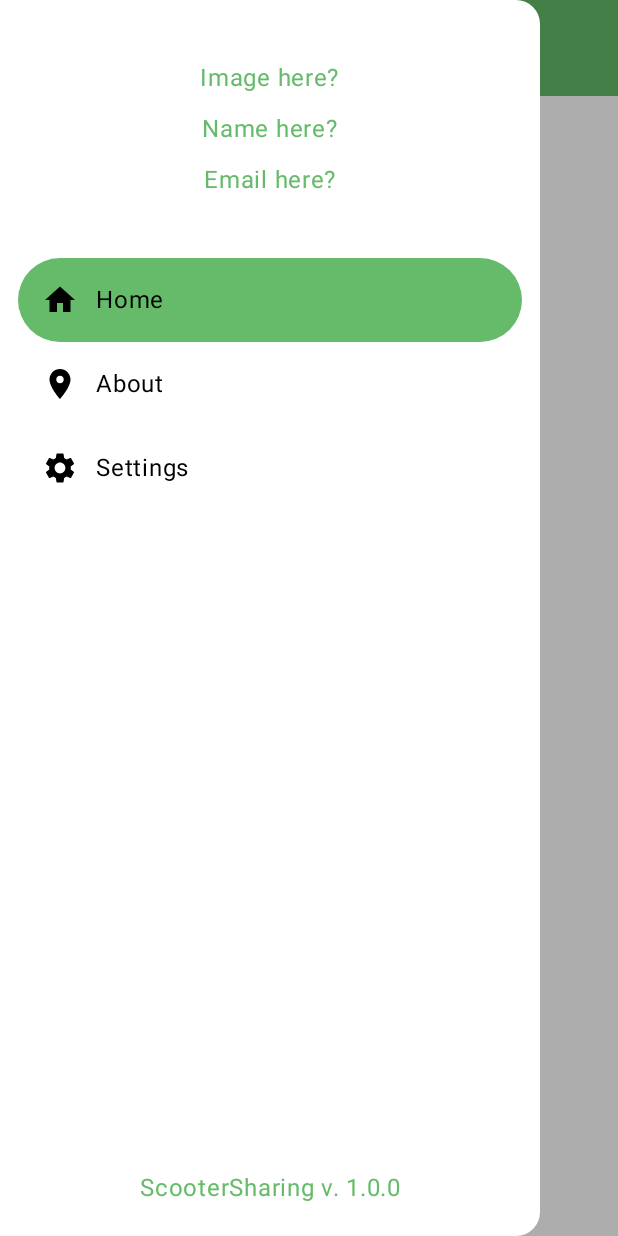
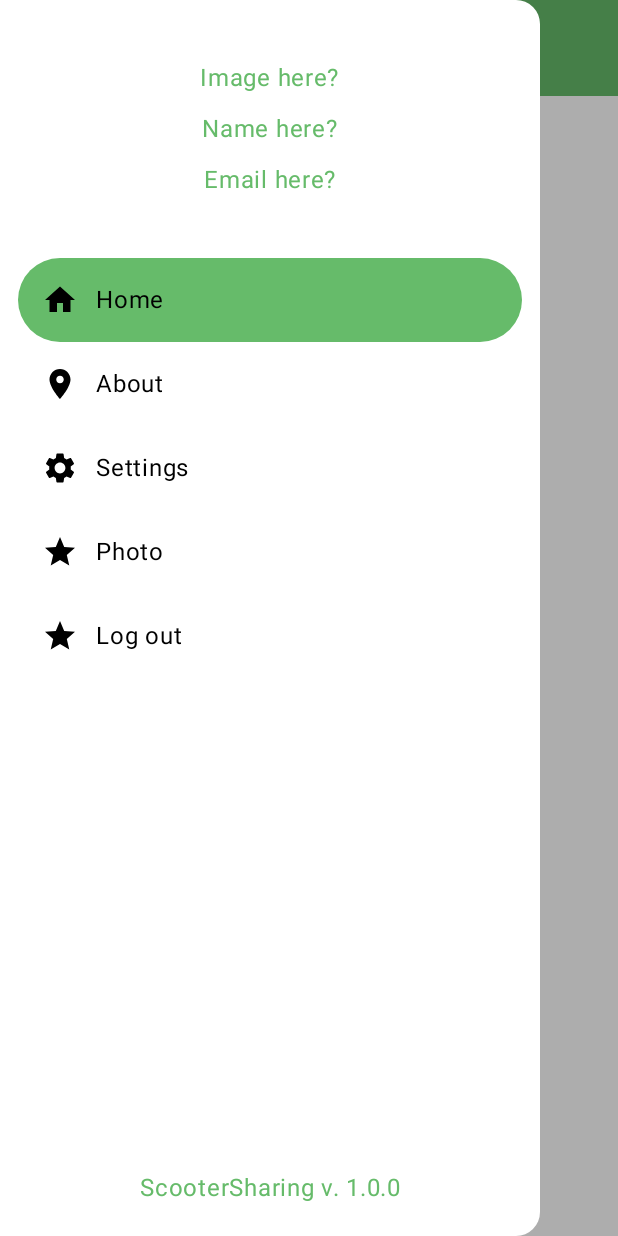
Before and after one commit to JacobMoller/ScooterSharingCompose, an Android app built with Jetpack Compose: the screen it shows after launch (MainActivity), after a tap on "Drawer Menu", on a phone screen of 412 x 824 dp. Run offline under Robolectric (Android 15) with nearby library versions, the light colour scheme and no system bars.

Commit message:
Support for taking photo

```diff
--- a/app/src/main/AndroidManifest.xml
+++ b/app/src/main/AndroidManifest.xml
@@ -1,6 +1,9 @@
 <?xml version="1.0" encoding="utf-8"?>
 <manifest xmlns:android="http://schemas.android.com/apk/res/android"
     xmlns:tools="http://schemas.android.com/tools">
+
+    <uses-feature android:name="android.hardware.camera.any" />
+    <uses-permission android:name="android.permission.CAMERA" />
 
     <application
         android:allowBackup="true"
--- a/app/src/main/java/dk/itu/moapd/scootersharing/jacj/MainActivity.kt
+++ b/app/src/main/java/dk/itu/moapd/scootersharing/jacj/MainActivity.kt
@@ -1,9 +1,20 @@
 package dk.itu.moapd.scootersharing.jacj
 
-import android.graphics.drawable.Icon
+import android.Manifest
+import android.app.Activity
+import android.content.Intent
+import android.content.pm.PackageManager
+import android.graphics.Bitmap
+import android.net.Uri
 import android.os.Bundle
+import android.provider.MediaStore
+import android.util.Log
 import androidx.activity.ComponentActivity
 import androidx.activity.compose.setContent
+import androidx.activity.result.ActivityResultCallback
+import androidx.activity.result.ActivityResultLauncher
+import androidx.activity.result.contract.ActivityResultContracts
+import androidx.compose.foundation.Image
 import androidx.compose.foundation.background
 import androidx.compose.foundation.layout.Box
 import androidx.compose.foundation.layout.Column
@@ -19,6 +30,8 @@ import androidx.compose.material.icons.filled.Home
 import androidx.compose.material.icons.filled.LocationOn
 import androidx.compose.material.icons.filled.Menu
 import androidx.compose.material.icons.filled.Settings
+import androidx.compose.material.icons.filled.Star
+import androidx.compose.material3.Button
 import androidx.compose.material3.DrawerState
 import androidx.compose.material3.DrawerValue
 import androidx.compose.material3.ExperimentalMaterial3Api
@@ -35,14 +48,23 @@ import androidx.compose.material3.Text
 import androidx.compose.material3.TopAppBar
 import androidx.compose.material3.rememberDrawerState
 import androidx.compose.runtime.Composable
+import androidx.compose.runtime.MutableState
+import androidx.compose.runtime.getValue
+import androidx.compose.runtime.mutableStateOf
 import androidx.compose.runtime.rememberCoroutineScope
+import androidx.compose.runtime.saveable.rememberSaveable
+import androidx.compose.runtime.setValue
 import androidx.compose.ui.Alignment
 import androidx.compose.ui.Modifier
 import androidx.compose.ui.graphics.Color
+import androidx.compose.ui.graphics.asImageBitmap
 import androidx.compose.ui.graphics.vector.ImageVector
+import androidx.compose.ui.res.stringResource
 import androidx.compose.ui.text.style.TextAlign
 import androidx.compose.ui.tooling.preview.Preview
 import androidx.compose.ui.unit.dp
+import androidx.core.app.ActivityCompat
+import androidx.core.content.ContextCompat
 import androidx.navigation.NavController
 import androidx.navigation.NavDestination
 import androidx.navigation.NavHostController
@@ -51,13 +73,19 @@ import androidx.navigation.compose.composable
 import androidx.navigation.compose.currentBackStackEntryAsState
 import androidx.navigation.compose.rememberNavController
 import androidx.navigation.navOptions
+import coil.compose.rememberAsyncImagePainter
 import dk.itu.moapd.scootersharing.jacj.ui.theme.ScooterSharingTheme
 import kotlinx.coroutines.CoroutineScope
 import kotlinx.coroutines.launch
+import java.io.File
+import java.util.concurrent.ExecutorService
+import java.util.concurrent.Executors
+
 
 class MainActivity : ComponentActivity() {
     override fun onCreate(savedInstanceState: Bundle?) {
         super.onCreate(savedInstanceState)
+
         setContent {
             ScooterSharingTheme {
                 // A surface container using the 'background' color from the theme
@@ -107,16 +135,17 @@ fun MainPage() {
         },
         drawerState = drawerState,
     ) {
-        Scaffold(topBar = {
+        Scaffold(
+            topBar = {
                 TopAppBar(
-                title = { Text(text = "Navigation Drawer")},
+                    title = { Text(text = stringResource(R.string.app_name)) },
                     navigationIcon = {
                         IconButton(onClick = {
                             if (drawerState.isClosed) {
                                 scope.launch {
                                     drawerState.open()
                                 }
-                        } else{
+                            } else {
                                 scope.launch {
                                     drawerState.close()
                                 }
@@ -139,6 +168,9 @@ fun MainPage() {
                     }
                     composable("SettingPage") {
                         SettingPage()
+                    }
+                    composable("PhotoPage") {
+                        PhotoPage()
                     }
                 }
             }
@@ -191,6 +223,24 @@ fun DrawerContent(navController: NavHostController, drawerState: DrawerState) {
                     destination,
                     drawerState
                 ),
+                MenuItem(
+                    "Photo",
+                    "PhotoPage",
+                    Icons.Filled.Star,
+                    navController,
+                    scope,
+                    destination,
+                    drawerState
+                ),
+                MenuItem(
+                    "Log out",
+                    "LogoutPage",
+                    Icons.Filled.Star,
+                    navController,
+                    scope,
+                    destination,
+                    drawerState
+                ),
             )
             item {
                 Spacer(modifier = Modifier.height(40.dp))
@@ -203,7 +253,9 @@ fun DrawerContent(navController: NavHostController, drawerState: DrawerState) {
         }
         Text(
             text = "ScooterSharing v. 1.0.0",
-            modifier = Modifier.fillMaxWidth().padding(20.dp),
+            modifier = Modifier
+                .fillMaxWidth()
+                .padding(20.dp),
             textAlign = TextAlign.Center
         )
     }
@@ -262,7 +314,9 @@ fun AboutPage() {
 @Composable
 fun SettingPage() {
     Box(
-        modifier = Modifier.fillMaxSize().background(Color.Red),
+        modifier = Modifier
+            .fillMaxSize()
+            .background(Color.Red),
         contentAlignment = Alignment.Center
     ) {
         Text(text = "Setting Page Content")
```
Also changed, not shown: app/build.gradle (+12 -0 lines), app/src/main/java/dk/itu/moapd/scootersharing/jacj/TakePhoto.kt (added, +86 -0 lines). Lines whose indentation alone changed are shown as unchanged.
